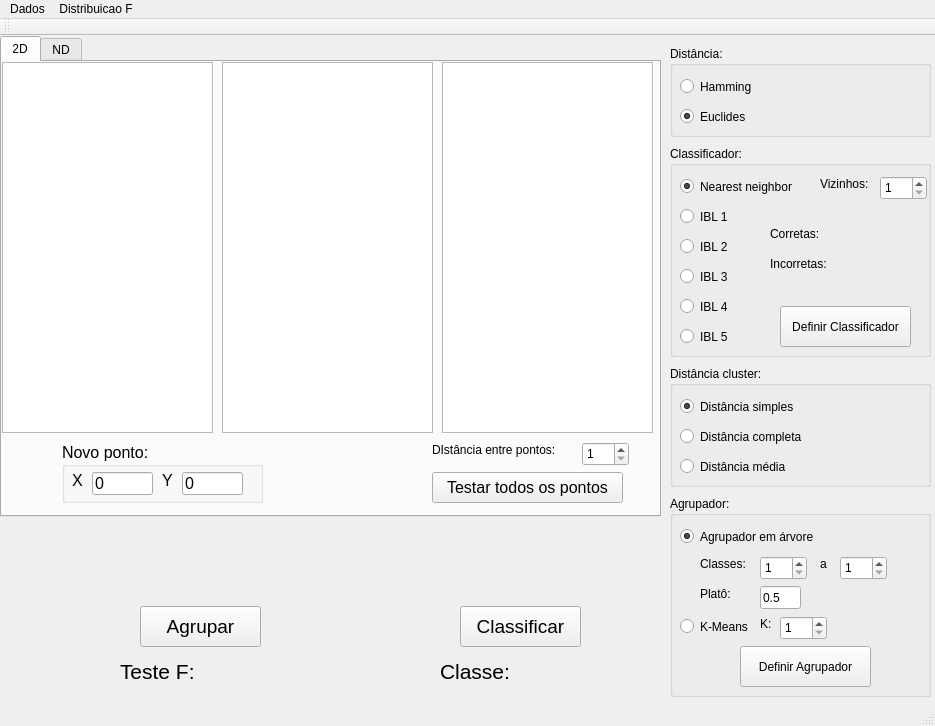
Above: mainwindow.ui from renannetto/reconhecimento-padroes before the change. Below: the same form after it.
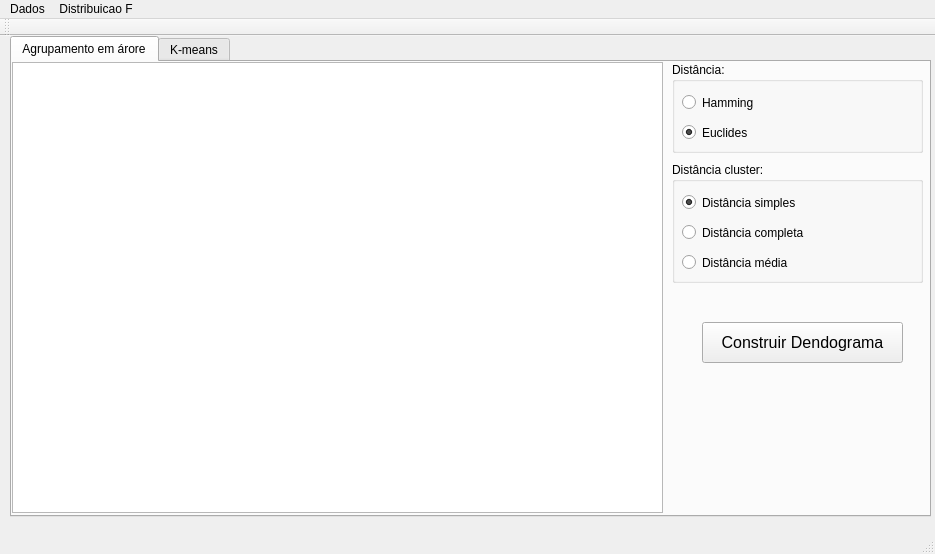
That is the form after the change. The open tabs and pages were chosen to show the change. Custom widgets are drawn as their Qt base class.

What changed in the file:
```diff
--- a/mainwindow.ui
+++ b/mainwindow.ui
@@ -7,7 +7,7 @@
     <x>0</x>
     <y>0</y>
     <width>935</width>
-    <height>726</height>
+    <height>554</height>
    </rect>
   </property>
   <property name="windowTitle">
@@ -17,9 +17,9 @@
    <widget class="QTabWidget" name="tabWidget">
     <property name="geometry">
      <rect>
-      <x>0</x>
+      <x>10</x>
       <y>0</y>
-      <width>661</width>
+      <width>921</width>
       <height>481</height>
      </rect>
     </property>
@@ -28,25 +28,125 @@
     </property>
     <widget class="QWidget" name="tab">
      <attribute name="title">
-      <string>2D</string>
+      <string>Agrupamento em árore</string>
      </attribute>
      <widget class="Canvas" name="view_dados">
       <property name="geometry">
        <rect>
         <x>0</x>
         <y>0</y>
-        <width>211</width>
-        <height>371</height>
+        <width>651</width>
+        <height>451</height>
        </rect>
       </property>
      </widget>
-     <widget class="QGroupBox" name="groupBox">
+     <widget class="QGroupBox" name="groupBox_2">
       <property name="geometry">
        <rect>
-        <x>60</x>
-        <y>380</y>
+        <x>660</x>
+        <y>100</y>
+        <width>251</width>
+        <height>121</height>
+       </rect>
+      </property>
+      <property name="title">
+       <string>Distância cluster:</string>
+      </property>
+      <widget class="QRadioButton" name="distancia_simples">
+       <property name="geometry">
+        <rect>
+         <x>10</x>
+         <y>30</y>
+         <width>131</width>
+         <height>21</height>
+        </rect>
+       </property>
+       <property name="text">
+        <string>Distância simples</string>
+       </property>
+       <property name="checked">
+        <bool>true</bool>
+       </property>
+      </widget>
+      <widget class="QRadioButton" name="distancia_completa">
+       <property name="geometry">
+        <rect>
+         <x>10</x>
+         <y>60</y>
+         <width>141</width>
+         <height>21</height>
+        </rect>
+       </property>
+       <property name="text">
+        <string>Distância completa</string>
+       </property>
+      </widget>
+      <widget class="QRadioButton" name="distancia_media">
+       <property name="geometry">
+        <rect>
+         <x>10</x>
+         <y>90</y>
+         <width>131</width>
+         <height>21</height>
+        </rect>
+       </property>
+       <property name="text">
+        <string>Distância média</string>
+       </property>
+      </widget>
+     </widget>
+     <widget class="QGroupBox" name="distancia_group">
+      <property name="geometry">
+       <rect>
+        <x>660</x>
+        <y>0</y>
+        <width>251</width>
+        <height>91</height>
+       </rect>
+      </property>
+      <property name="title">
+       <string>Distância:</string>
+      </property>
+      <widget class="QRadioButton" name="hamming_radio">
+       <property name="geometry">
+        <rect>
+         <x>10</x>
+         <y>30</y>
+         <width>100</width>
+         <height>21</height>
+        </rect>
+       </property>
+       <property name="text">
+        <string>Hamming</string>
+       </property>
+       <property name="checked">
+        <bool>false</bool>
+       </property>
+      </widget>
+      <widget class="QRadioButton" name="euclides_radio">
+       <property name="geometry">
+        <rect>
+         <x>10</x>
+         <y>60</y>
+         <width>100</width>
+         <height>21</height>
+        </rect>
+       </property>
+       <property name="text">
+        <string>Euclides</string>
+       </property>
+       <property name="checked">
+        <bool>true</bool>
+       </property>
+      </widget>
+     </widget>
+     <widget class="QPushButton" name="pushButton">
+      <property name="geometry">
+       <rect>
+        <x>690</x>
+        <y>260</y>
         <width>201</width>
-        <height>61</height>
+        <height>41</height>
        </rect>
       </property>
       <property name="font">
@@ -54,133 +154,14 @@
         <pointsize>12</pointsize>
        </font>
       </property>
-      <property name="title">
-       <string>Novo ponto:</string>
-      </property>
-      <widget class="QLabel" name="label_2">
-       <property name="geometry">
-        <rect>
-         <x>10</x>
-         <y>30</y>
-         <width>21</width>
-         <height>16</height>
-        </rect>
-       </property>
-       <property name="text">
-        <string>X</string>
-       </property>
-      </widget>
-      <widget class="QLabel" name="label_5">
-       <property name="geometry">
-        <rect>
-         <x>100</x>
-         <y>30</y>
-         <width>21</width>
-         <height>16</height>
-        </rect>
-       </property>
-       <property name="text">
-        <string>Y</string>
-       </property>
-      </widget>
-      <widget class="QLineEdit" name="ponto_x">
-       <property name="geometry">
-        <rect>
-         <x>30</x>
-         <y>30</y>
-         <width>61</width>
-         <height>23</height>
-        </rect>
-       </property>
-       <property name="text">
-        <string>0</string>
-       </property>
-      </widget>
-      <widget class="QLineEdit" name="ponto_y">
-       <property name="geometry">
-        <rect>
-         <x>120</x>
-         <y>30</y>
-         <width>61</width>
-         <height>23</height>
-        </rect>
-       </property>
-       <property name="text">
-        <string>0</string>
-       </property>
-      </widget>
-     </widget>
-     <widget class="QPushButton" name="pushButton_3">
-      <property name="geometry">
-       <rect>
-        <x>430</x>
-        <y>410</y>
-        <width>191</width>
-        <height>31</height>
-       </rect>
-      </property>
-      <property name="font">
-       <font>
-        <pointsize>12</pointsize>
-       </font>
-      </property>
       <property name="text">
-       <string>Testar todos os pontos</string>
-      </property>
-     </widget>
-     <widget class="QLabel" name="label_8">
-      <property name="geometry">
-       <rect>
-        <x>430</x>
-        <y>380</y>
-        <width>151</width>
-        <height>16</height>
-       </rect>
-      </property>
-      <property name="text">
-       <string>DIstância entre pontos: </string>
-      </property>
-     </widget>
-     <widget class="QSpinBox" name="distancia_pontos">
-      <property name="geometry">
-       <rect>
-        <x>580</x>
-        <y>380</y>
-        <width>47</width>
-        <height>24</height>
-       </rect>
-      </property>
-      <property name="minimum">
-       <number>1</number>
-      </property>
-      <property name="maximum">
-       <number>10</number>
-      </property>
-     </widget>
-     <widget class="Canvas" name="view_treino">
-      <property name="geometry">
-       <rect>
-        <x>220</x>
-        <y>0</y>
-        <width>211</width>
-        <height>371</height>
-       </rect>
-      </property>
-     </widget>
-     <widget class="Canvas" name="view_teste">
-      <property name="geometry">
-       <rect>
-        <x>440</x>
-        <y>0</y>
-        <width>211</width>
-        <height>371</height>
-       </rect>
+       <string>Construir Dendograma</string>
       </property>
      </widget>
     </widget>
     <widget class="QWidget" name="tab_2">
      <attribute name="title">
-      <string>ND</string>
+      <string>K-means</string>
      </attribute>
      <widget class="QLabel" name="label_4">
       <property name="geometry">
@@ -252,26 +233,100 @@
        <bool>true</bool>
       </property>
      </widget>
+     <widget class="QGroupBox" name="distancia_group_2">
+      <property name="geometry">
+       <rect>
+        <x>660</x>
+        <y>10</y>
+        <width>251</width>
+        <height>91</height>
+       </rect>
+      </property>
+      <property name="title">
+       <string>Distância:</string>
+      </property>
+      <widget class="QRadioButton" name="hamming_radio_2">
+       <property name="geometry">
+        <rect>
+         <x>10</x>
+         <y>30</y>
+         <width>100</width>
+         <height>21</height>
+        </rect>
+       </property>
+       <property name="text">
+        <string>Hamming</string>
+       </property>
+       <property name="checked">
+        <bool>false</bool>
+       </property>
+      </widget>
+      <widget class="QRadioButton" name="euclides_radio_2">
+       <property name="geometry">
+        <rect>
+         <x>10</x>
+         <y>60</y>
+         <width>100</width>
+         <height>21</height>
+        </rect>
+       </property>
+       <property name="text">
+        <string>Euclides</string>
+       </property>
+       <property name="checked">
+        <bool>true</bool>
+       </property>
+      </widget>
+     </widget>
+     <widget class="QPushButton" name="pushButton_2">
+      <property name="geometry">
+       <rect>
+        <x>730</x>
+        <y>170</y>
+        <width>80</width>
+        <height>41</height>
+       </rect>
+      </property>
+      <property name="font">
+       <font>
+        <pointsize>12</pointsize>
+       </font>
+      </property>
+      <property name="text">
+       <string>Agrupar</string>
+      </property>
+     </widget>
+     <widget class="QLabel" name="label">
+      <property name="geometry">
+       <rect>
+        <x>660</x>
+        <y>130</y>
+        <width>21</width>
+        <height>16</height>
+       </rect>
+      </property>
+      <property name="text">
+       <string>K:</string>
+      </property>
+     </widget>
+     <widget class="QSpinBox" name="spinBox">
+      <property name="geometry">
+       <rect>
+        <x>690</x>
+        <y>130</y>
+        <width>47</width>
+        <height>24</height>
+       </rect>
+      </property>
+      <property name="minimum">
+       <number>2</number>
+      </property>
+      <property name="maximum">
+       <number>10</number>
+      </property>
+     </widget>
     </widget>
    </widget>
-   <widget class="QLabel" name="label">
-    <property name="geometry">
-     <rect>
-      <x>440</x>
-      <y>620</y>
-      <width>81</width>
-      <height>31</height>
-     </rect>
-    </property>
-    <property name="font">
-     <font>
-      <pointsize>16</pointsize>
-     </font>
-    </property>
-    <property name="text">
-     <string>Classe:</string>
-    </property>
-   </widget>
    <widget class="QLabel" name="classe_label">
     <property name="geometry">
      <rect>
@@ -290,495 +345,6 @@
      <string/>
     </property>
    </widget>
-   <widget class="QGroupBox" name="distancia_group">
-    <property name="geometry">
-     <rect>
-      <x>670</x>
-      <y>10</y>
-      <width>261</width>
-      <height>91</height>
-     </rect>
-    </property>
-    <property name="title">
-     <string>Distância:</string>
-    </property>
-    <widget class="QRadioButton" name="hamming_radio">
-     <property name="geometry">
-      <rect>
-       <x>10</x>
-       <y>30</y>
-       <width>100</width>
-       <height>21</height>
-      </rect>
-     </property>
-     <property name="text">
-      <string>Hamming</string>
-     </property>
-     <property name="checked">
-      <bool>false</bool>
-     </property>
-    </widget>
-    <widget class="QRadioButton" name="euclides_radio">
-     <property name="geometry">
-      <rect>
-       <x>10</x>
-       <y>60</y>
-       <width>100</width>
-       <height>21</height>
-      </rect>
-     </property>
-     <property name="text">
-      <string>Euclides</string>
-     </property>
-     <property name="checked">
-      <bool>true</bool>
-     </property>
-    </widget>
-   </widget>
-   <widget class="QPushButton" name="pushButton">
-    <property name="geometry">
-     <rect>
-      <x>460</x>
-      <y>570</y>
-      <width>121</width>
-      <height>41</height>
-     </rect>
-    </property>
-    <property name="font">
-     <font>
-      <pointsize>14</pointsize>
-     </font>
-    </property>
-    <property name="text">
-     <string>Classificar</string>
-    </property>
-   </widget>
-   <widget class="QGroupBox" name="classificador_group">
-    <property name="geometry">
-     <rect>
-      <x>670</x>
-      <y>110</y>
-      <width>261</width>
-      <height>211</height>
-     </rect>
-    </property>
-    <property name="title">
-     <string>Classificador: </string>
-    </property>
-    <widget class="QRadioButton" name="neighbor_radio">
-     <property name="geometry">
-      <rect>
-       <x>10</x>
-       <y>30</y>
-       <width>131</width>
-       <height>21</height>
-      </rect>
-     </property>
-     <property name="text">
-      <string>Nearest neighbor</string>
-     </property>
-     <property name="checked">
-      <bool>true</bool>
-     </property>
-    </widget>
-    <widget class="QLabel" name="label_3">
-     <property name="geometry">
-      <rect>
-       <x>150</x>
-       <y>30</y>
-       <width>61</width>
-       <height>16</height>
-      </rect>
-     </property>
-     <property name="text">
-      <string>Vizinhos:</string>
-     </property>
-    </widget>
-    <widget class="QSpinBox" name="numero_vizinhos">
-     <property name="geometry">
-      <rect>
-       <x>210</x>
-       <y>30</y>
-       <width>47</width>
-       <height>24</height>
-      </rect>
-     </property>
-     <property name="minimum">
-      <number>1</number>
-     </property>
-     <property name="maximum">
-      <number>10</number>
-     </property>
-    </widget>
-    <widget class="QRadioButton" name="ibl1_radio">
-     <property name="geometry">
-      <rect>
-       <x>10</x>
-       <y>60</y>
-       <width>100</width>
-       <height>21</height>
-      </rect>
-     </property>
-     <property name="text">
-      <string>IBL 1</string>
-     </property>
-    </widget>
-    <widget class="QRadioButton" name="ibl2_radio">
-     <property name="geometry">
-      <rect>
-       <x>10</x>
-       <y>90</y>
-       <width>100</width>
-       <height>21</height>
-      </rect>
-     </property>
-     <property name="text">
-      <string>IBL 2</string>
-     </property>
-    </widget>
-    <widget class="QRadioButton" name="ibl3_radio">
-     <property name="geometry">
-      <rect>
-       <x>10</x>
-       <y>120</y>
-       <width>100</width>
-       <height>21</height>
-      </rect>
-     </property>
-     <property name="text">
-      <string>IBL 3</string>
-     </property>
-    </widget>
-    <widget class="QRadioButton" name="ibl4_radio">
-     <property name="geometry">
-      <rect>
-       <x>10</x>
-       <y>150</y>
-       <width>100</width>
-       <height>21</height>
-      </rect>
-     </property>
-     <property name="text">
-      <string>IBL 4</string>
-     </property>
-    </widget>
-    <widget class="QRadioButton" name="ibl5_radio">
-     <property name="geometry">
-      <rect>
-       <x>10</x>
-       <y>180</y>
-       <width>100</width>
-       <height>21</height>
-      </rect>
-     </property>
-     <property name="text">
-      <string>IBL 5</string>
-     </property>
-    </widget>
-    <widget class="QPushButton" name="pushButton_2">
-     <property name="geometry">
-      <rect>
-       <x>110</x>
-       <y>160</y>
-       <width>131</width>
-       <height>41</height>
-      </rect>
-     </property>
-     <property name="text">
-      <string>Definir Classificador</string>
-     </property>
-    </widget>
-    <widget class="QLabel" name="label_6">
-     <property name="geometry">
-      <rect>
-       <x>100</x>
-       <y>80</y>
-       <width>61</width>
-       <height>16</height>
-      </rect>
-     </property>
-     <property name="text">
-      <string>Corretas: </string>
-     </property>
-    </widget>
-    <widget class="QLabel" name="label_7">
-     <property name="geometry">
-      <rect>
-       <x>100</x>
-       <y>110</y>
-       <width>71</width>
-       <height>16</height>
-      </rect>
-     </property>
-     <property name="text">
-      <string>Incorretas: </string>
-     </property>
-    </widget>
-    <widget class="QLabel" name="corretas">
-     <property name="geometry">
-      <rect>
-       <x>180</x>
-       <y>80</y>
-       <width>61</width>
-       <height>16</height>
-      </rect>
-     </property>
-     <property name="text">
-      <string/>
-     </property>
-    </widget>
-    <widget class="QLabel" name="incorretas">
-     <property name="geometry">
-      <rect>
-       <x>180</x>
-       <y>110</y>
-       <width>71</width>
-       <height>16</height>
-      </rect>
-     </property>
-     <property name="text">
-      <string/>
-     </property>
-    </widget>
-   </widget>
-   <widget class="QGroupBox" name="groupBox_2">
-    <property name="geometry">
-     <rect>
-      <x>670</x>
-      <y>330</y>
-      <width>261</width>
-      <height>121</height>
-     </rect>
-    </property>
-    <property name="title">
-     <string>Distância cluster:</string>
-    </property>
-    <widget class="QRadioButton" name="distancia_simples">
-     <property name="geometry">
-      <rect>
-       <x>10</x>
-       <y>30</y>
-       <width>131</width>
-       <height>21</height>
-      </rect>
-     </property>
-     <property name="text">
-      <string>Distância simples</string>
-     </property>
-     <property name="checked">
-      <bool>true</bool>
-     </property>
-    </widget>
-    <widget class="QRadioButton" name="distancia_completa">
-     <property name="geometry">
-      <rect>
-       <x>10</x>
-       <y>60</y>
-       <width>141</width>
-       <height>21</height>
-      </rect>
-     </property>
-     <property name="text">
-      <string>Distância completa</string>
-     </property>
-    </widget>
-    <widget class="QRadioButton" name="distancia_media">
-     <property name="geometry">
-      <rect>
-       <x>10</x>
-       <y>90</y>
-       <width>131</width>
-       <height>21</height>
-      </rect>
-     </property>
-     <property name="text">
-      <string>Distância média</string>
-     </property>
-    </widget>
-   </widget>
-   <widget class="QGroupBox" name="groupBox_3">
-    <property name="geometry">
-     <rect>
-      <x>670</x>
-      <y>460</y>
-      <width>261</width>
-      <height>201</height>
-     </rect>
-    </property>
-    <property name="title">
-     <string>Agrupador: </string>
-    </property>
-    <widget class="QRadioButton" name="arvore_radio">
-     <property name="geometry">
-      <rect>
-       <x>10</x>
-       <y>30</y>
-       <width>161</width>
-       <height>21</height>
-      </rect>
-     </property>
-     <property name="text">
-      <string>Agrupador em árvore</string>
-     </property>
-     <property name="checked">
-      <bool>true</bool>
-     </property>
-    </widget>
-    <widget class="QRadioButton" name="kmeans_radio">
-     <property name="geometry">
-      <rect>
-       <x>10</x>
-       <y>120</y>
-       <width>81</width>
-       <height>21</height>
-      </rect>
-     </property>
-     <property name="text">
-      <string>K-Means</string>
-     </property>
-    </widget>
-    <widget class="QPushButton" name="pushButton_4">
-     <property name="geometry">
-      <rect>
-       <x>70</x>
-       <y>150</y>
-       <width>131</width>
-       <height>41</height>
-      </rect>
-     </property>
-     <property name="text">
-      <string>Definir Agrupador</string>
-     </property>
-    </widget>
-    <widget class="QLabel" name="label_10">
-     <property name="geometry">
-      <rect>
-       <x>30</x>
-       <y>60</y>
-       <width>57</width>
-       <height>15</height>
-      </rect>
-     </property>
-     <property name="text">
-      <string>Classes:</string>
-     </property>
-    </widget>
-    <widget class="QSpinBox" name="min_class">
-     <property name="geometry">
-      <rect>
-       <x>90</x>
-       <y>60</y>
-       <width>47</width>
-       <height>24</height>
-      </rect>
-     </property>
-     <property name="minimum">
-      <number>1</number>
-     </property>
-     <property name="maximum">
-      <number>10</number>
-     </property>
-    </widget>
-    <widget class="QLabel" name="label_11">
-     <property name="geometry">
-      <rect>
-       <x>150</x>
-       <y>60</y>
-       <width>21</width>
-       <height>16</height>
-      </rect>
-     </property>
-     <property name="text">
-      <string>a</string>
-     </property>
-    </widget>
-    <widget class="QSpinBox" name="max_class">
-     <property name="geometry">
-      <rect>
-       <x>170</x>
-       <y>60</y>
-       <width>47</width>
-       <height>24</height>
-      </rect>
-     </property>
-     <property name="minimum">
-      <number>1</number>
-     </property>
-     <property name="maximum">
-      <number>10</number>
-     </property>
-    </widget>
-    <widget class="QLabel" name="label_12">
-     <property name="geometry">
-      <rect>
-       <x>30</x>
-       <y>90</y>
-       <width>57</width>
-       <height>15</height>
-      </rect>
-     </property>
-     <property name="text">
-      <string>Platô:</string>
-     </property>
-    </widget>
-    <widget class="QLineEdit" name="plato_edit">
-     <property name="geometry">
-      <rect>
-       <x>90</x>
-       <y>90</y>
-       <width>41</width>
-       <height>23</height>
-      </rect>
-     </property>
-     <property name="text">
-      <string>0.5</string>
-     </property>
-    </widget>
-    <widget class="QSpinBox" name="kmeans_k">
-     <property name="geometry">
-      <rect>
-       <x>110</x>
-       <y>120</y>
-       <width>47</width>
-       <height>24</height>
-      </rect>
-     </property>
-     <property name="minimum">
-      <number>1</number>
-     </property>
-    </widget>
-    <widget class="QLabel" name="label_13">
-     <property name="geometry">
-      <rect>
-       <x>90</x>
-       <y>120</y>
-       <width>21</width>
-       <height>16</height>
-      </rect>
-     </property>
-     <property name="text">
-      <string>K:</string>
-     </property>
-    </widget>
-   </widget>
-   <widget class="QPushButton" name="pushButton_5">
-    <property name="geometry">
-     <rect>
-      <x>140</x>
-      <y>570</y>
-      <width>121</width>
-      <height>41</height>
-     </rect>
-    </property>
-    <property name="font">
-     <font>
-      <pointsize>14</pointsize>
-     </font>
-    </property>
-    <property name="text">
-     <string>Agrupar</string>
-    </property>
-   </widget>
    <widget class="QLabel" name="teste_f_label">
     <property name="geometry">
      <rect>
@@ -797,24 +363,6 @@
      <string/>
     </property>
    </widget>
-   <widget class="QLabel" name="label_14">
-    <property name="geometry">
-     <rect>
-      <x>120</x>
-      <y>620</y>
-      <width>81</width>
-      <height>31</height>
-     </rect>
-    </property>
-    <property name="font">
-     <font>
-      <pointsize>16</pointsize>
-     </font>
-    </property>
-    <property name="text">
-     <string>Teste F:</string>
-    </property>
-   </widget>
   </widget>
   <widget class="QMenuBar" name="menuBar">
    <property name="geometry">
```
Left out of the diff: 167 changed lines with no effect on the pictures.
